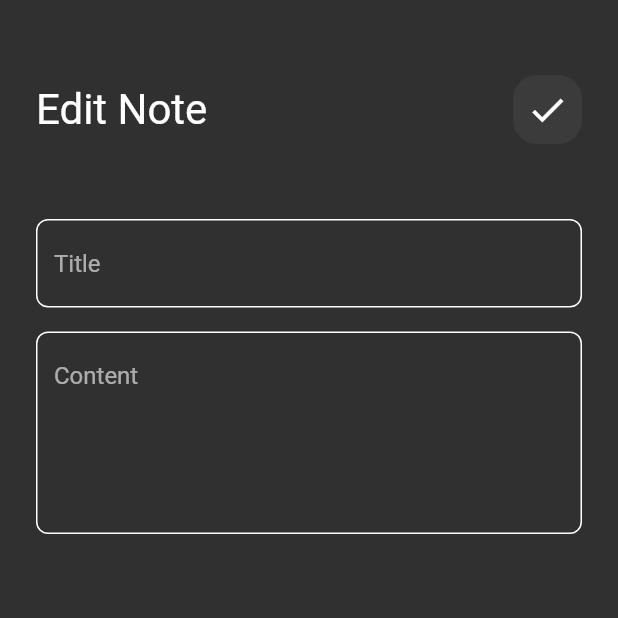
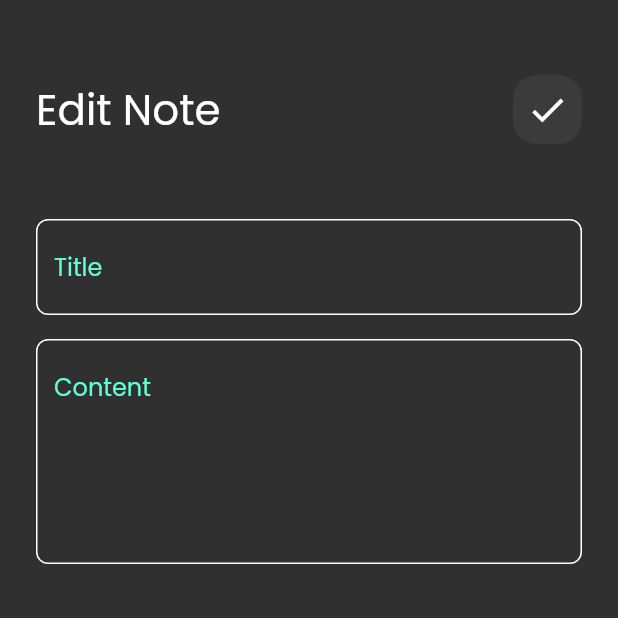
Before and after one commit to MoaazAbdelaziz/notes_app, a Flutter app: the EditNoteView screen opened directly, on a phone screen of 412 x 824 dp, the top half of it. Run offline on Flutter 3.47's test engine with Material 2 defaults, Android fonts, the phone set to English and light mode, and no system bars.

```diff
--- a/lib/widgets/custom_text_field.dart
+++ b/lib/widgets/custom_text_field.dart
@@ -13,6 +13,9 @@ class CustomTextField extends StatelessWidget {
       maxLines: maxLines,
       decoration: InputDecoration(
         hintText: hint,
+        hintStyle: const TextStyle(
+          color: kPrimaryColor,
+        ),
         border: buildBorder(),
         enabledBorder: buildBorder(),
         focusedBorder: buildBorder(kPrimaryColor),
```
Also changed, not shown: pubspec.yaml (+10 -21 lines), assets/fonts/Poppins-Regular.ttf (added), pubspec.lock.
